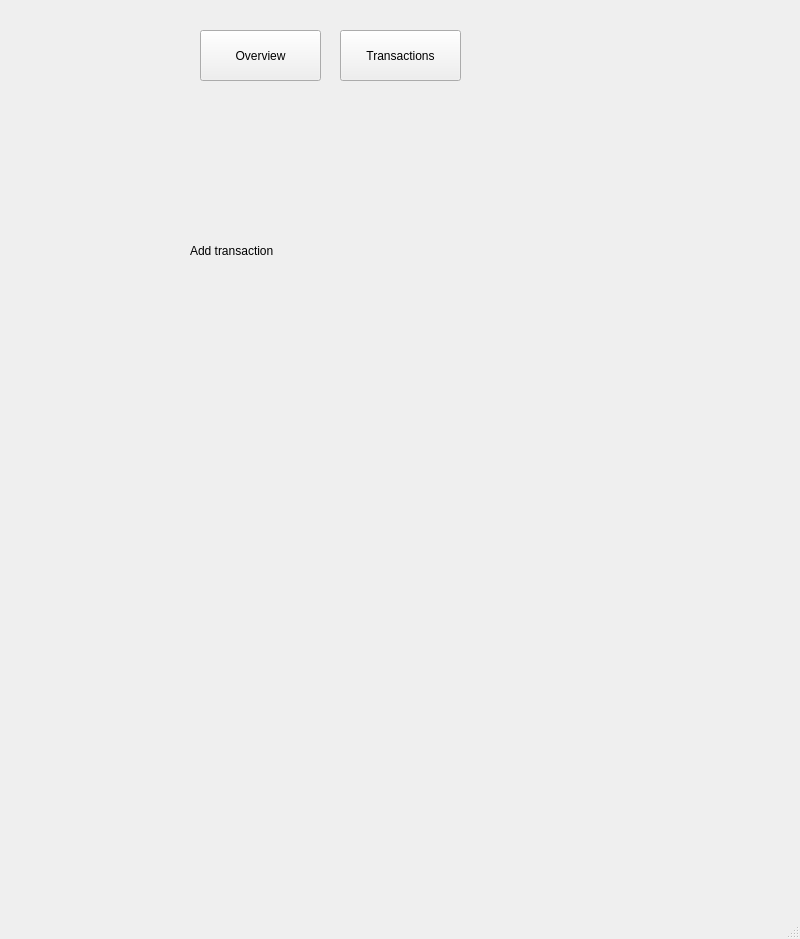
This is mainwindow.ui in ANovakk/FinanceTrackerQt as Qt 5 draws it before an edit. The edited form follows.
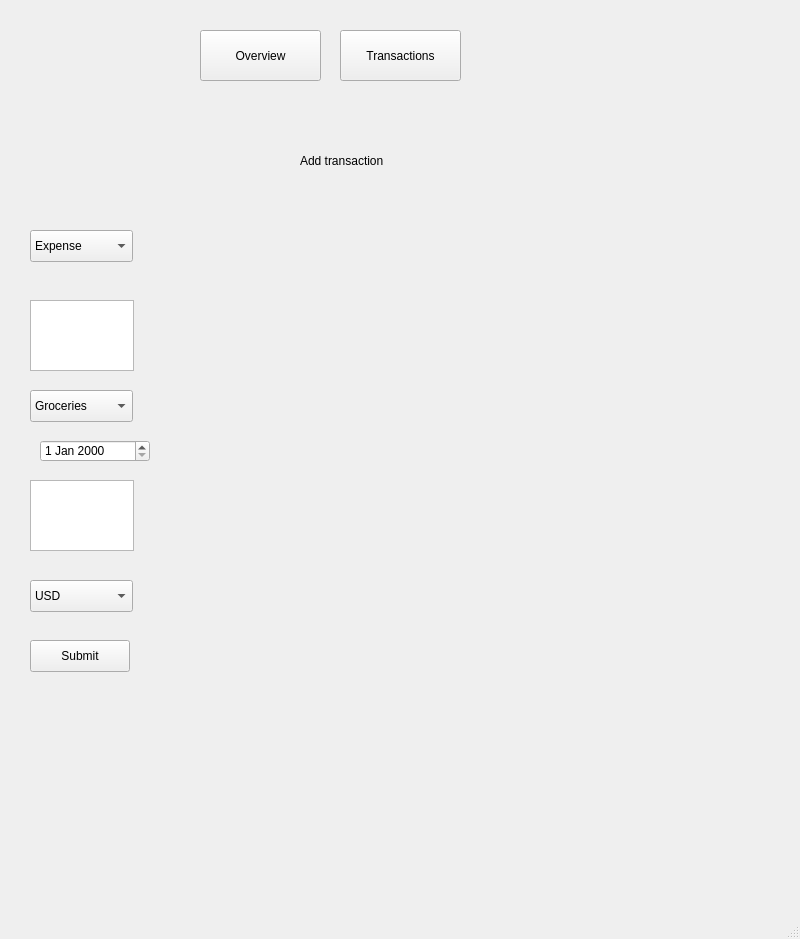
This is the edited form. The open tabs and pages were chosen to show the change.

Commit message: Add fields to add transaction interface

```diff
--- a/mainwindow.ui
+++ b/mainwindow.ui
@@ -18,9 +18,9 @@
     <property name="geometry">
      <rect>
       <x>10</x>
-      <y>140</y>
+      <y>130</y>
       <width>781</width>
-      <height>381</height>
+      <height>741</height>
      </rect>
     </property>
     <property name="currentIndex">
@@ -42,8 +42,8 @@
      <widget class="QLabel" name="label">
       <property name="geometry">
        <rect>
-        <x>180</x>
-        <y>90</y>
+        <x>290</x>
+        <y>10</y>
         <width>161</width>
         <height>41</height>
        </rect>
@@ -52,6 +52,109 @@
        <string>Add transaction</string>
       </property>
      </widget>
+     <widget class="QDateEdit" name="TransactionDate">
+      <property name="geometry">
+       <rect>
+        <x>30</x>
+        <y>310</y>
+        <width>110</width>
+        <height>22</height>
+       </rect>
+      </property>
+     </widget>
+     <widget class="QTextEdit" name="TransactionAmount">
+      <property name="geometry">
+       <rect>
+        <x>20</x>
+        <y>170</y>
+        <width>104</width>
+        <height>71</height>
+       </rect>
+      </property>
+     </widget>
+     <widget class="QComboBox" name="TransactionType">
+      <property name="geometry">
+       <rect>
+        <x>20</x>
+        <y>100</y>
+        <width>103</width>
+        <height>32</height>
+       </rect>
+      </property>
+      <item>
+       <property name="text">
+        <string>Expense</string>
+       </property>
+      </item>
+      <item>
+       <property name="text">
+        <string>Income</string>
+       </property>
+      </item>
+     </widget>
+     <widget class="QComboBox" name="TransactionCategory">
+      <property name="geometry">
+       <rect>
+        <x>20</x>
+        <y>260</y>
+        <width>103</width>
+        <height>32</height>
+       </rect>
+      </property>
+      <item>
+       <property name="text">
+        <string>Groceries</string>
+       </property>
+      </item>
+     </widget>
+     <widget class="QTextEdit" name="TransactionNote">
+      <property name="geometry">
+       <rect>
+        <x>20</x>
+        <y>350</y>
+        <width>104</width>
+        <height>71</height>
+       </rect>
+      </property>
+     </widget>
+     <widget class="QComboBox" name="TransactionCurrency">
+      <property name="geometry">
+       <rect>
+        <x>20</x>
+        <y>450</y>
+        <width>103</width>
+        <height>32</height>
+       </rect>
+      </property>
+      <item>
+       <property name="text">
+        <string>USD</string>
+       </property>
+      </item>
+      <item>
+       <property name="text">
+        <string>EUR</string>
+       </property>
+      </item>
+      <item>
+       <property name="text">
+        <string>KZT</string>
+       </property>
+      </item>
+     </widget>
+     <widget class="QPushButton" name="buttonAddTransaction">
+      <property name="geometry">
+       <rect>
+        <x>20</x>
+        <y>510</y>
+        <width>100</width>
+        <height>32</height>
+       </rect>
+      </property>
+      <property name="text">
+       <string>Submit</string>
+      </property>
+     </widget>
     </widget>
    </widget>
    <widget class="QPushButton" name="buttonOverviewPage">
```
Left out of the diff: 2 changed lines with no effect on the pictures. The commit also changes 2 other files.
